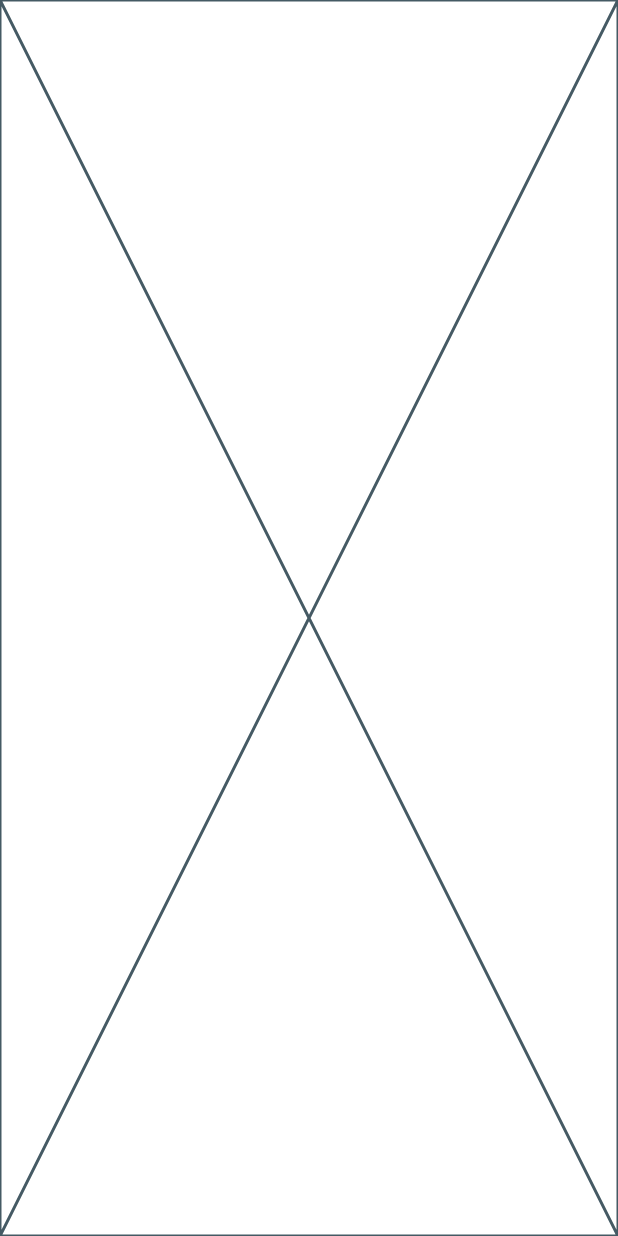
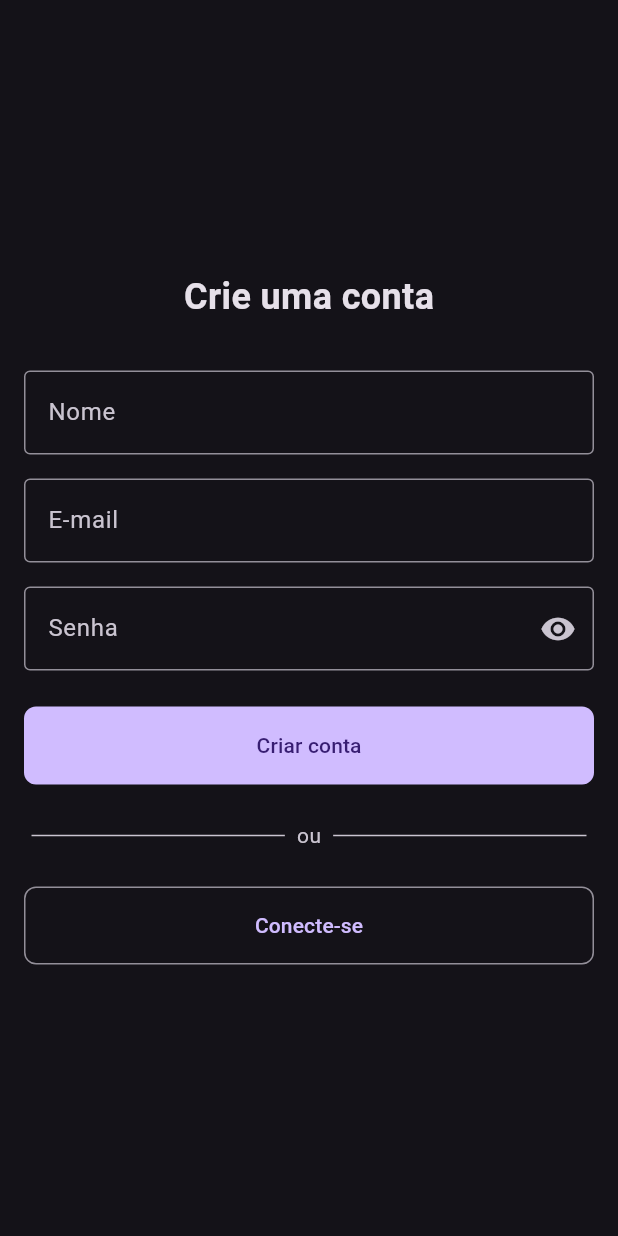
Before and after one commit to viiniciusgs/fiap-findbike, a Flutter app: the screen it shows after launch, after a tap on "Crie uma conta", on a phone screen of 412 x 824 dp. Run offline on Flutter 3.47's test engine with Material 2 defaults, Android fonts, the phone set to English and light mode, and no system bars.

Commit message:
feat: add register page in app project

```diff
--- a/findbike_app/lib/pages/login.dart
+++ b/findbike_app/lib/pages/login.dart
@@ -25,7 +25,7 @@ class _LoginPageState extends State<LoginPage> {
               const Padding(
                 padding: EdgeInsets.only(bottom: 32.0),
                 child: Text(
-                  'Find Bike',
+                  'Conecte-se',
                   style: TextStyle(fontSize: 24.0, fontWeight: FontWeight.bold),
                 ),
               ),
--- a/findbike_app/lib/pages/register.dart
+++ b/findbike_app/lib/pages/register.dart
@@ -1,3 +1,4 @@
+import 'package:findbike_app/components/custom_divider.dart';
 import 'package:flutter/material.dart';
 
 class RegisterPage extends StatefulWidget {
@@ -8,8 +9,107 @@ class RegisterPage extends StatefulWidget {
 }
 
 class _RegisterPageState extends State<RegisterPage> {
+  bool _obscurePassword = true;
+
   @override
   Widget build(BuildContext context) {
-    return const Placeholder();
+    return Scaffold(
+      body: SizedBox(
+        width: double.infinity,
+        child: Padding(
+          padding: const EdgeInsets.all(16.0),
+          child: Column(
+            mainAxisAlignment: MainAxisAlignment.center,
+            crossAxisAlignment: CrossAxisAlignment.center,
+            children: [
+              const Padding(
+                padding: EdgeInsets.only(bottom: 32.0),
+                child: Text(
+                  'Crie uma conta',
+                  style: TextStyle(fontSize: 24.0, fontWeight: FontWeight.bold),
+                ),
+              ),
+              TextFormField(
+                keyboardType: TextInputType.emailAddress,
+                decoration: const InputDecoration(
+                  border: OutlineInputBorder(),
+                  hintText: 'Insira seu nome',
+                  label: Text('Nome'),
+                ),
+              ),
+              const SizedBox(height: 16.0),
+              TextFormField(
+                keyboardType: TextInputType.emailAddress,
+                decoration: const InputDecoration(
+                  border: OutlineInputBorder(),
+                  hintText: 'Insira seu e-mail',
+                  label: Text('E-mail'),
+                ),
+              ),
+              const SizedBox(height: 16.0),
+              TextFormField(
+                keyboardType: TextInputType.visiblePassword,
+                obscureText: _obscurePassword,
+                decoration: InputDecoration(
+                  suffixIcon: IconButton(
+                    onPressed: () {
+                      setState(() {
+                        _obscurePassword = !_obscurePassword;
+                      });
+                    },
+                    icon: _obscurePassword
+                        ? const Icon(Icons.visibility)
+                        : const Icon(Icons.visibility_off),
+                  ),
+                  border: const OutlineInputBorder(),
+                  hintText: 'Insira sua senha',
+                  label: const Text('Senha'),
+                ),
+              ),
+              const SizedBox(height: 24.0),
+              FilledButton(
+                onPressed: () {
+                  Navigator.of(context).pushNamed('/');
+                },
+                style: ButtonStyle(
+                  fixedSize: MaterialStateProperty.all(
+                    Size.fromWidth(MediaQuery.of(context).size.width),
+                  ),
+                  shape: MaterialStateProperty.all(
+                    RoundedRectangleBorder(
+                      borderRadius: BorderRadius.circular(8.0),
+                    ),
+                  ),
+                ),
+                child: const Padding(
+                  padding: EdgeInsets.all(16.0),
+                  child: Text('Criar conta'),
+                ),
+              ),
+              const CustomDivider(),
+              OutlinedButton(
+                onPressed: () {
+                  Navigator.of(context).pushNamed('/login');
+                },
+                style: ButtonStyle(
+                  fixedSize: MaterialStateProperty.all(
+                    Size.fromWidth(MediaQuery.of(context).size.width),
+                  ),
+                  shape: MaterialStateProperty.all(
+                    RoundedRectangleBorder(
+                      borderRadius: BorderRadius.circular(8.0),
+                    ),
+                  ),
+                ),
+                child: const Padding(
+                  padding: EdgeInsets.all(16.0),
+                  child: Text('Conecte-se'),
+                ),
+              ),
+            ],
+          ),
+        ),
+      ),
+    );
   }
 }
```
